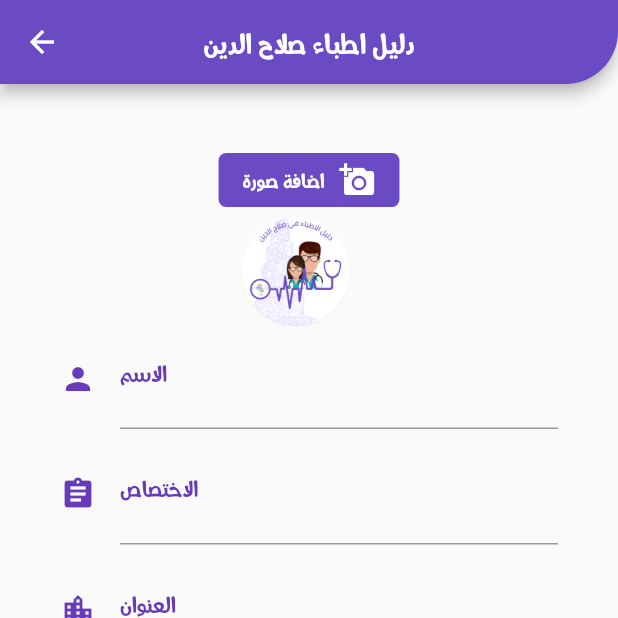
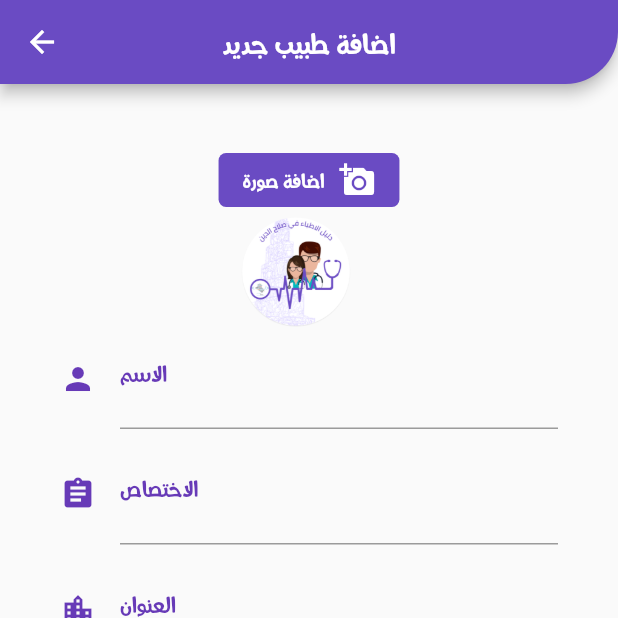
Before and after one commit to mahmodcodeforiraq/doctors_of_salahaldin_flutter, a Flutter app: the AddDoctorPage screen opened directly, on a phone screen of 412 x 824 dp, the top half of it. Run offline on Flutter 3.47's test engine with Material 2 defaults, Android fonts, the phone set to English and light mode, and no system bars; our stand-ins replace firebase_auth, firebase_database, firebase_storage, fluttertoast, image_picker, shared_preferences; accounts and stored records are empty.

Commit message:
Update AddDoctorpage.dart

```diff
--- a/lib/UI_Pages/AddDoctorpage.dart
+++ b/lib/UI_Pages/AddDoctorpage.dart
@@ -58,7 +58,7 @@ class StateAddDoctorPage extends State<AddDoctorPage> {
           shape: RoundedRectangleBorder(
               borderRadius:
                   new BorderRadius.only(bottomRight: Radius.circular(35))),
-          title: new Text("دليل اطباء صلاح الدين"),
+          title: new Text("اضافة طبيب جديد"),
           centerTitle: true,
           backgroundColor: Color(0xff6A4BC3),
         ),
```
